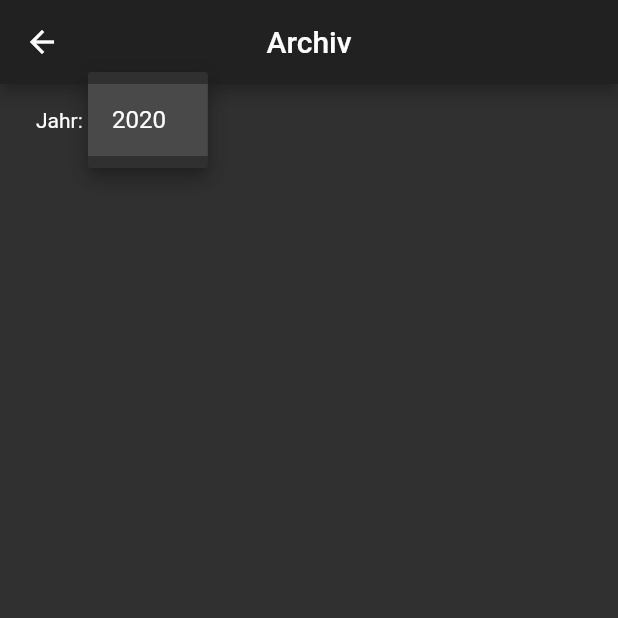
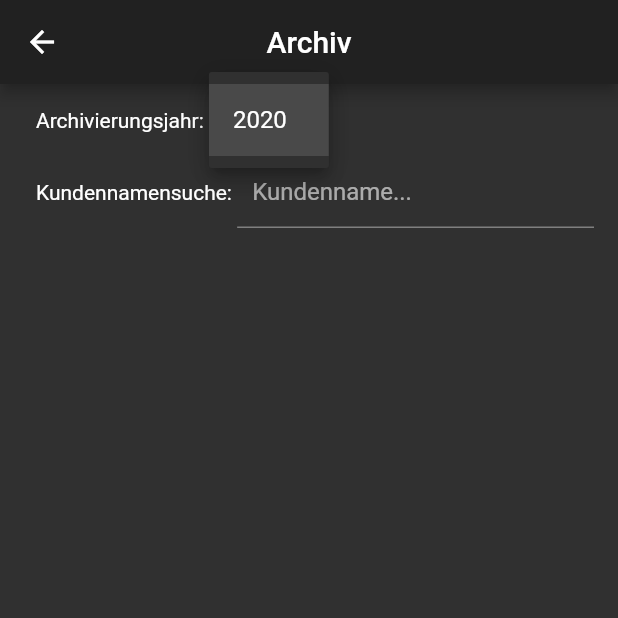
Before and after one commit to Marcel-Geirhos/buehlmaier_app, a Flutter app: the ArchivePage screen opened directly, after a tap on "2020", on a phone screen of 412 x 824 dp, the top half of it. Run offline on Flutter 3.47's test engine with Material 2 defaults, Android fonts, the phone set to English and light mode, and no system bars; our stand-ins replace auto_size_text, charts_flutter, cloud_firestore, dynamic_theme, font_awesome_flutter, progress_dialog and 1 more; accounts and stored records are empty.

Commit message:
Archiv Suche implementiert
- Im Archiv kann der Kundenname gesucht werden um einen bestimmten Kunden zu suchen.

```diff
--- a/lib/userInterface/archivePage.dart
+++ b/lib/userInterface/archivePage.dart
@@ -11,9 +11,11 @@ class ArchivePage extends StatefulWidget {
 }
 
 class _ArchivePageState extends State<ArchivePage> {
+  bool _searched;
   String _currentArchiveYearFilter;
   List<Assignment> _assignmentList;
   QuerySnapshot _assignments;
+  TextEditingController _consumerName = TextEditingController();
   List<DropdownMenuItem<String>> _dropdownMenuArchiveYearFilter;
   List<String> _dropdownArchiveYearFilter = [];
 
@@ -21,6 +23,8 @@ class _ArchivePageState extends State<ArchivePage> {
   void initState() {
     super.initState();
     SystemSettings.allowOnlyPortraitOrientation();
+    _searched = false;
+    _assignmentList = new List<Assignment>();
     _dropdownMenuArchiveYearFilter = getDropdownMenuItemsForArchiveYearFilter();
     _currentArchiveYearFilter = _dropdownMenuArchiveYearFilter[0].value;
   }
@@ -35,6 +39,7 @@ class _ArchivePageState extends State<ArchivePage> {
       body: Column(
         children: [
           archiveYearFilter(),
+          archiveConsumerNameSearch(),
           FutureBuilder(
             future: loadArchiveAssignments(),
             builder: (context, AsyncSnapshot<void> snapshot) {
@@ -134,8 +139,23 @@ class _ArchivePageState extends State<ArchivePage> {
     );
   }
 
-  Future<void> loadArchiveAssignments() async {
-    _assignments = await Firestore.instance.collection('archive_$_currentArchiveYearFilter').orderBy('ArchiveDateMilliseconds', descending: false).getDocuments();
+  Future<void> loadArchiveAssignments({String searchedConsumerName = ''}) async {
+    if (_searched == false) {
+      _assignmentList.clear();
+      if (searchedConsumerName == '') {
+        _assignments = await Firestore.instance
+            .collection('archive_$_currentArchiveYearFilter')
+            .orderBy('ArchiveDateMilliseconds', descending: false)
+            .getDocuments();
+      } else {
+        for (int i = 2020; i <= DateTime.now().year; i++) {
+          _assignments = await Firestore.instance
+            .collection('archive_$i')
+            .where('Name', isEqualTo: searchedConsumerName)
+            .getDocuments();
+          //_assignments.documents[0].data['Name'].contains(searchedConsumerName).toString().toLowerCase()
+        }
+      }
       for (int i = 0; i < _assignments.documents.length; i++) {
         Assignment assignment = new Assignment(
           consumerName: _assignments.documents[i].data['Name'],
@@ -145,7 +165,10 @@ class _ArchivePageState extends State<ArchivePage> {
           creationDate: _assignments.documents[i].data['CreationDate'],
           archiveDate: _assignments.documents[i].data['ArchiveDate'],
         );
-      _assignmentList.insert(i, assignment);
+        _assignmentList.add(assignment);
+        _searched = true;
+        setState(() {});
+      }
     }
   }
 
@@ -154,7 +177,7 @@ class _ArchivePageState extends State<ArchivePage> {
       children: [
         Padding(
           padding: const EdgeInsets.only(left: 24.0),
-          child: Text('Jahr: '),
+          child: Text('Archivierungsjahr: '),
         ),
         Container(
           child: DropdownButtonHideUnderline(
@@ -176,6 +199,33 @@ class _ArchivePageState extends State<ArchivePage> {
     );
   }
 
+  Widget archiveConsumerNameSearch() {
+    return Row(
+      children: <Widget>[
+        Padding(
+          padding: const EdgeInsets.only(left: 24.0),
+          child: Text('Kundennamensuche: '),
+        ),
+        Expanded(
+          child: Padding(
+            padding: const EdgeInsets.only(right: 16.0),
+            child: TextFormField(
+              controller: _consumerName,
+              decoration: InputDecoration(
+                hintText: 'Kundenname...',
+                contentPadding: EdgeInsets.only(left: 10.0),
+              ),
+              onChanged: (consumerName) {
+                _searched = false;
+                loadArchiveAssignments(searchedConsumerName: consumerName);
+              },
+            ),
+          ),
+        ),
+      ],
+    );
+  }
+
   List<DropdownMenuItem<String>> getDropdownMenuItemsForArchiveYearFilter() {
     for (int i = 2020; i <= DateTime.now().year; i++) {
       _dropdownArchiveYearFilter.add(i.toString());
```
Lines whose indentation alone changed are shown as unchanged.
